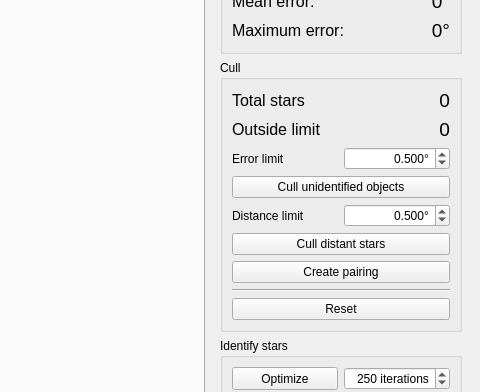
Old version of the form ui/main.ui in the repository AMOS-uniba/vasco; both pictures show x 619 to 1099 and y 157 to 549 of the 1099 by 964 pixel window.
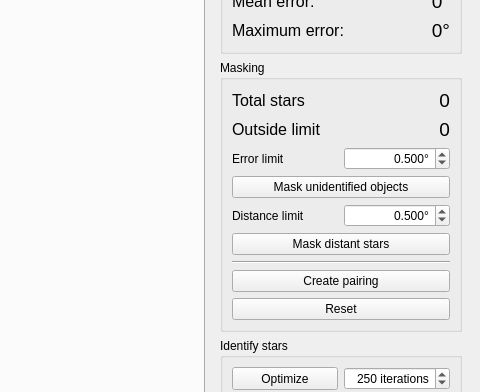
New version of the form.

What changed in the file:
```diff
--- a/ui/main.ui
+++ b/ui/main.ui
@@ -971,7 +971,7 @@
        <item>
         <widget class="QGroupBox" name="gb_cull">
          <property name="title">
-          <string>Cull</string>
+          <string>Masking</string>
          </property>
          <layout class="QGridLayout" name="gridLayout_8">
           <item row="4" column="0">
@@ -990,7 +990,7 @@
              </sizepolicy>
             </property>
             <property name="text">
-             <string>Cull unidentified objects</string>
+             <string>Mask unidentified objects</string>
             </property>
            </widget>
           </item>
@@ -1032,7 +1032,7 @@
              </sizepolicy>
             </property>
             <property name="text">
-             <string>Cull distant stars</string>
+             <string>Mask distant stars</string>
             </property>
            </widget>
           </item>
@@ -1162,7 +1162,7 @@
             </property>
            </widget>
           </item>
-          <item row="11" column="0" colspan="2">
+          <item row="13" column="0" colspan="2">
            <widget class="QPushButton" name="pb_pair">
             <property name="sizePolicy">
              <sizepolicy hsizetype="Preferred" vsizetype="Minimum">
```
Left out of the diff: 9 changed lines with no effect on the pictures.
